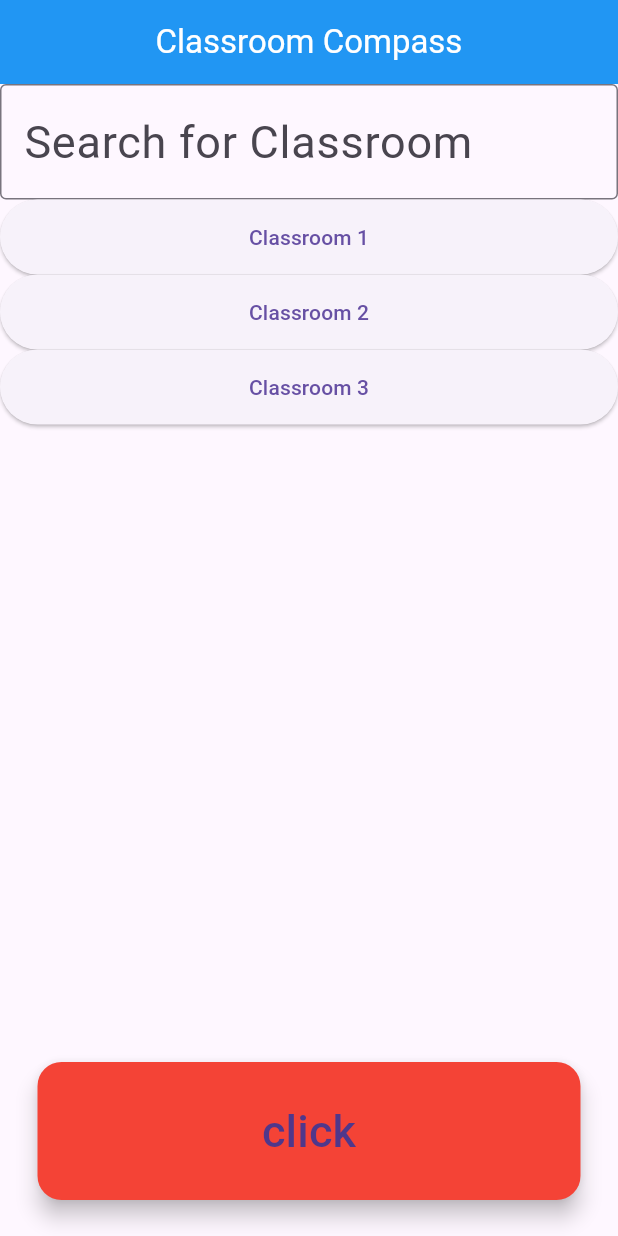
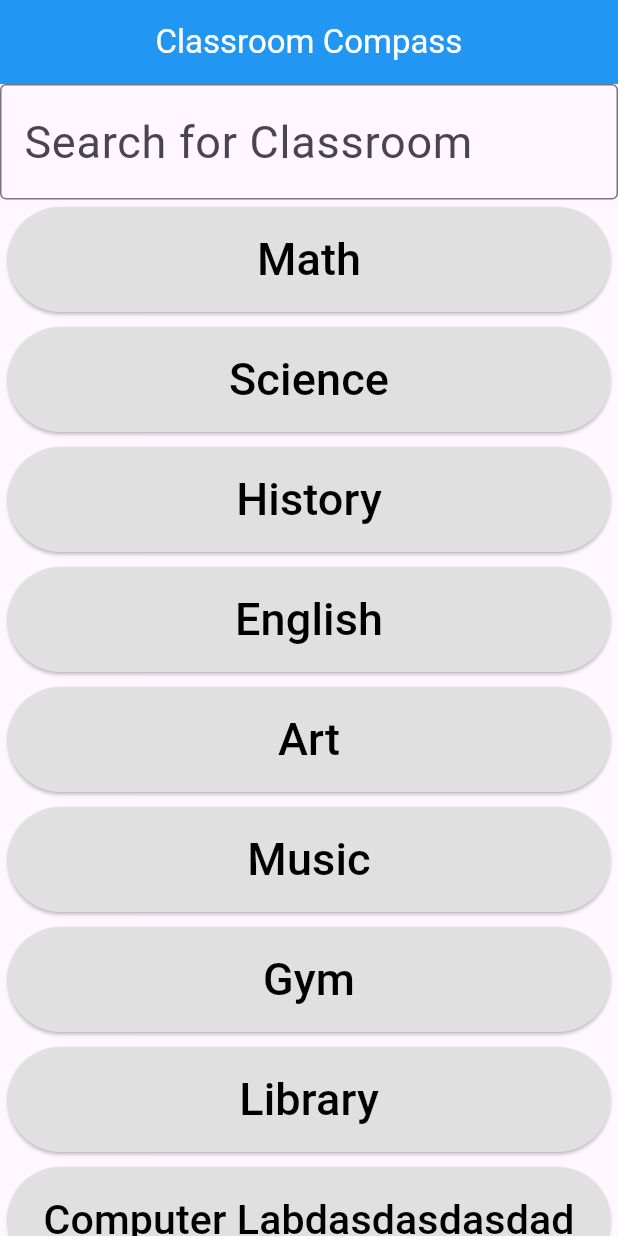
Before and after one commit to Aarhus-tech-project/scrum-projekt-tv-rfaglig-og-fortnite, a Flutter app: the screen it shows after launch, on a phone screen of 412 x 824 dp. Run offline on Flutter 3.47's test engine with Material 3 defaults, Android fonts, the phone set to English and light mode, and no system bars; our stand-ins replace geolocator.

Commit message:
Front-design. Search bar. Filtering. slides.

```diff
--- a/lib/main.dart
+++ b/lib/main.dart
@@ -1,3 +1,5 @@
+import 'dart:math';
+
 import 'package:flutter/material.dart';
 import 'package:geolocator/geolocator.dart';
 
@@ -61,13 +63,68 @@ class MyApp extends StatefulWidget {
 }
 
 class _MyAppState extends State<MyApp> {
-  List<String> items = [
-    'Classroom 1', // First item
-    'Classroom 2', // Second item
-    'Classroom 3', // Third item
+  TextEditingController controller = TextEditingController();
+  List<String> classrooms = [
+    'Math',
+    'Science',
+    'History',
+    'English',
+    'Art',
+    'Music',
+    'Gym',
+    'Library',
+    'Computer Labdasdasdasdad',
+    'Cafeteria',
+    'Math',
+    'jda',
+    'dasdasdasdasdasdad',
+    'f',
+    'gasdasdasdasdasdasdasdasdasdasdasdakldakldjalkdjaskldjaslkdjaslkdasjdlkajdaskljdkalsjdalkdjaslk',
+    'h',
+    'j',
+    'k',
+    'l',
+    'm',
+    'n',
+    'o',
+    'p',
+    'q',
+    'r',
+    's',
+    't',
+    'u',
+    'v',
+    'w',
+    'x',
+    'y',
+    'z'
   ];
+  List<String> filteredClassrooms = [];
 
-  final TextEditingController controller = TextEditingController();
+  @override
+  void initState() {
+    super.initState();
+    filteredClassrooms = classrooms;
+    controller.addListener(() {
+      filterClassrooms();
+    });
+  }
+
+  void filterClassrooms() {
+    List<String> results = [];
+    if (controller.text.isEmpty) {
+      results = classrooms;
+    } else {
+      results = classrooms
+          .where((classroom) =>
+              classroom.toLowerCase().contains(controller.text.toLowerCase()))
+          .toList();
+    }
+
+    setState(() {
+      filteredClassrooms = results;
+    });
+  }
 
   @override
   Widget build(BuildContext context) {
@@ -97,21 +154,58 @@ class _MyAppState extends State<MyApp> {
                 child: Container(
                   height: 150, // Set a fixed height for the ListView
                   child: ListView.builder(
-                    itemCount: 3, // Number of items in the list
+                    itemCount: filteredClassrooms
+                        .length, // Number of items in the list
                     itemBuilder: (context, index) {
                       // Define the items in the list
+                      return Container(
+                          height: 70,
+                          margin: EdgeInsets.all(5),
+                          child: ElevatedButton(
+                            style: ElevatedButton.styleFrom(
+                              backgroundColor: Colors.grey[300],
+                            ),
+                            onPressed: () {
+                              Navigator.push(
+                                context,
+                                PageRouteBuilder(
+                                  pageBuilder: (context, animation,
+                                          secondaryAnimation) =>
+                                      Compass(
+                                          index: index,
+                                          filteredClassrooms:
+                                              filteredClassrooms),
+                                  transitionsBuilder: (context, animation,
+                                      secondaryAnimation, child) {
+                                    const begin = Offset(1.0, 0.0);
+                                    const end = Offset.zero;
+                                    const curve = Curves.easeInOut;
 
-                      return ElevatedButton(
-                        onPressed: () {
-                          setState(() {
-                            controller.text = items[index];
-                          });
-                        },
-                        child: Container(
-                          height: 50,
-                          child: Center(child: Text(items[index])),
-                        ),
-                      );
+                                    var tween = Tween(begin: begin, end: end)
+                                        .chain(CurveTween(curve: curve));
+                                    var offsetAnimation =
+                                        animation.drive(tween);
+
+                                    return SlideTransition(
+                                      position: offsetAnimation,
+                                      child: child,
+                                    );
+                                  },
+                                ),
+                              );
+                            },
+                            child: Align(
+                              alignment: Alignment.center,
+                              child: FittedBox(
+                                fit: BoxFit.scaleDown,
+                                child: Text(
+                                  filteredClassrooms[index],
+                                  style: TextStyle(
+                                      fontSize: 30, color: Colors.black),
+                                ),
+                              ),
+                            ),
+                          ));
                     },
                   ),
                 ),
@@ -119,20 +213,50 @@ class _MyAppState extends State<MyApp> {
             ],
           ),
         ),
-        floatingActionButtonLocation: FloatingActionButtonLocation.centerFloat,
-        floatingActionButton: SizedBox(
-          height: 100,
-          width: double.infinity,
-          child: Container(
-            margin: EdgeInsets.only(left: 25, right: 25, bottom: 8),
-            child: FloatingActionButton(
-              onPressed: () {},
-              backgroundColor: Colors.red,
-              child: Text("click", style: TextStyle(fontSize: 30)),
-            ),
-          ),
-        ),
       ),
     );
   }
 }
+
+class Compass extends StatefulWidget {
+  final int index;
+  final List<String> filteredClassrooms;
+
+  Compass({required this.index, required this.filteredClassrooms});
+
+  @override
+  State<Compass> createState() => _CompassState();
+}
+
+class _CompassState extends State<Compass> {
+  @override
+  Widget build(BuildContext context) {
+    return Scaffold(
+      appBar: AppBar(
+        backgroundColor: Colors.blue,
+        title: Text(
+          widget.filteredClassrooms[widget.index],
+          style: TextStyle(color: Colors.white),
+        ),
+        actions: [
+          TextButton(
+            onPressed: () {
+              // Define the action when the text is clicked
+              print('Text clicked');
+            },
+            child: Text(
+              'Se Kort',
+              style: TextStyle(
+                color: Colors.white,
+                fontSize: 20,
+                decoration: TextDecoration.underline,
+                decorationColor: Colors.white,
+              ),
+            ),
+          ),
+        ],
+      ),
+      body: Text("data"),
+    );
+  }
+}
```
Also changed, not shown: pubspec.lock, pubspec.yaml (line endings or trailing spaces), 4 other files.
